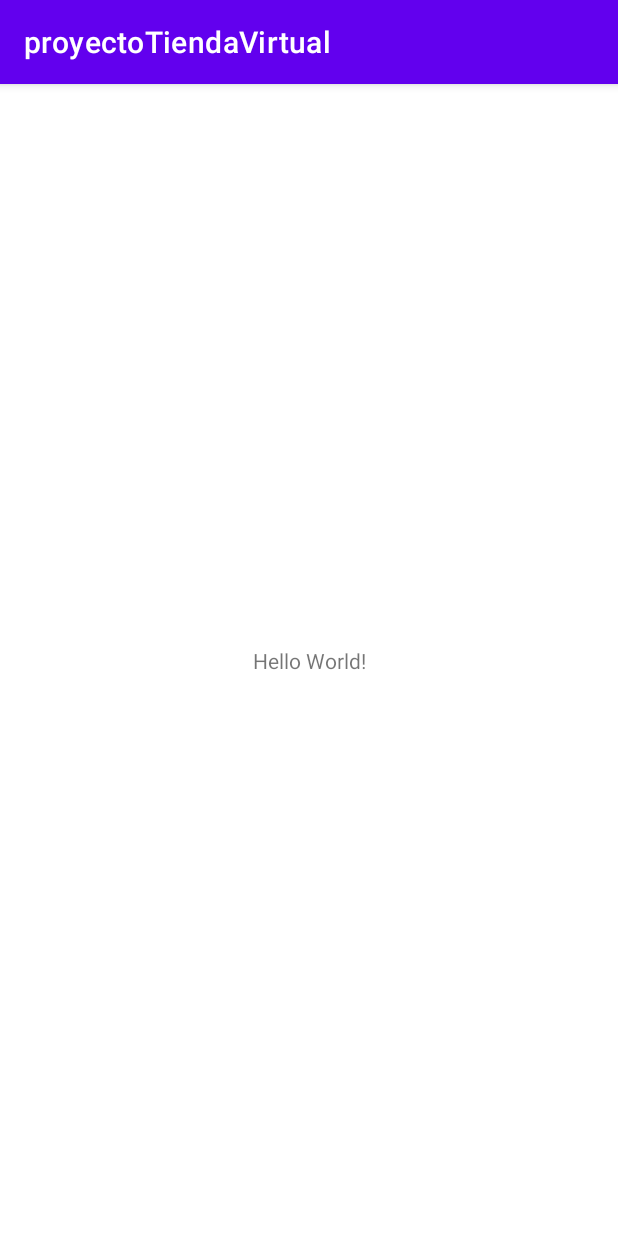
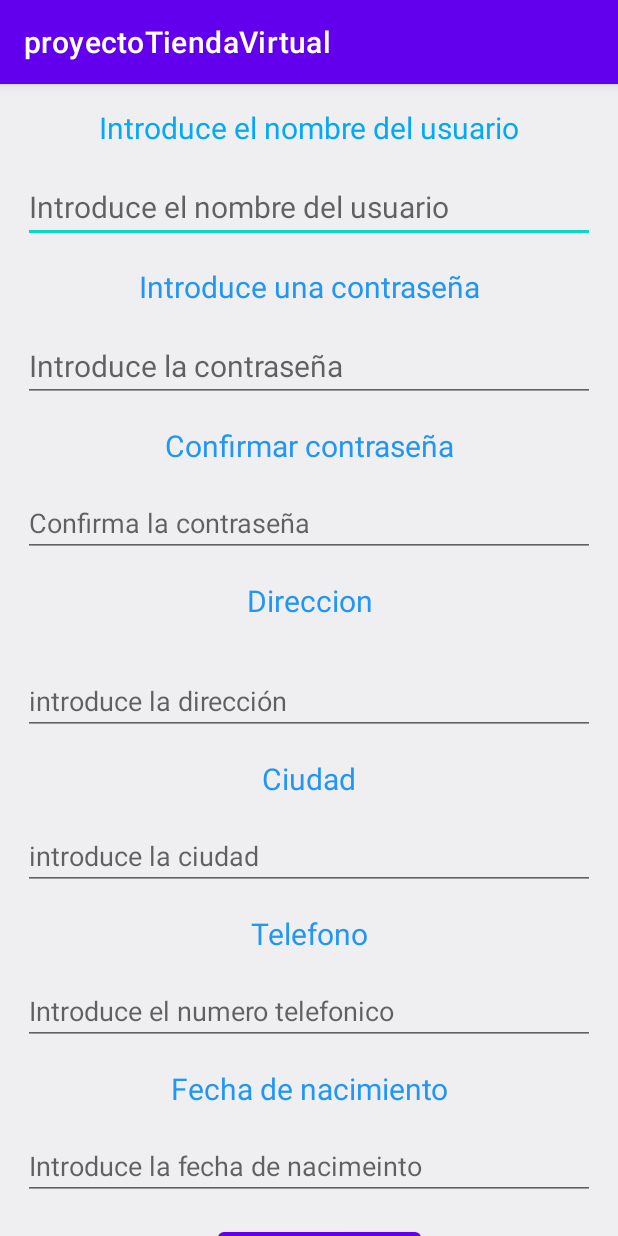
Before and after one commit to juanca172/proyectoAndroidStudio, an Android app: the screen it shows after launch (MainActivity before the commit, VistaRegistroDeUsuarioView after it), on a phone screen of 412 x 824 dp. Run offline under Robolectric (Android 15) with nearby library versions, the phone set to English and light mode, and no system bars.

Commit message:
Se agrego el formulario de registro

```diff
--- a/app/src/main/AndroidManifest.xml
+++ b/app/src/main/AndroidManifest.xml
@@ -9,13 +9,16 @@
         android:roundIcon="@mipmap/ic_launcher_round"
         android:supportsRtl="true"
         android:theme="@style/Theme.ProyectoTiendaVirtual">
-        <activity android:name=".MainActivity">
+        <activity android:name=".views.VistaRegistroDeUsuarioView">
             <intent-filter>
                 <action android:name="android.intent.action.MAIN" />
 
                 <category android:name="android.intent.category.LAUNCHER" />
             </intent-filter>
         </activity>
+        <activity android:name=".views.MainActivity">
+
+        </activity>
     </application>
 
 </manifest>
--- a/app/src/main/java/com/example/proyectotiendavirtual/MainActivity.java
+++ b/app/src/main/java/com/example/proyectotiendavirtual/views/MainActivity.java
@@ -1,8 +1,10 @@
-package com.example.proyectotiendavirtual;
+package com.example.proyectotiendavirtual.views;
 
 import androidx.appcompat.app.AppCompatActivity;
 
 import android.os.Bundle;
+
+import com.example.proyectotiendavirtual.R;
 
 public class MainActivity extends AppCompatActivity {
 
--- /dev/null
+++ b/app/src/main/java/com/example/proyectotiendavirtual/views/VistaRegistroDeUsuarioView.java
@@ -0,0 +1,20 @@
+package com.example.proyectotiendavirtual.views;
+
+import androidx.appcompat.app.AppCompatActivity;
+
+import android.content.Intent;
+import android.os.Bundle;
+import android.os.Handler;
+import android.view.View;
+
+import com.example.proyectotiendavirtual.R;
+
+public class VistaRegistroDeUsuarioView extends AppCompatActivity {
+
+    @Override
+    protected void onCreate(Bundle savedInstanceState) {
+        super.onCreate(savedInstanceState);
+        setContentView(R.layout.activity_vista_registro_de_usuario_view);
+    }
+
+}
--- a/app/src/main/res/layout/activity_main.xml
+++ b/app/src/main/res/layout/activity_main.xml
@@ -4,7 +4,7 @@
     xmlns:tools="http://schemas.android.com/tools"
     android:layout_width="match_parent"
     android:layout_height="match_parent"
-    tools:context=".MainActivity">
+    tools:context=".views.MainActivity">
 
     <TextView
         android:layout_width="wrap_content"
--- /dev/null
+++ b/app/src/main/res/layout/activity_vista_registro_de_usuario_view.xml
@@ -0,0 +1,215 @@
+<?xml version="1.0" encoding="utf-8"?>
+<ScrollView xmlns:android="http://schemas.android.com/apk/res/android"
+    xmlns:app="http://schemas.android.com/apk/res-auto"
+    xmlns:tools="http://schemas.android.com/tools"
+    android:layout_width="match_parent"
+    android:layout_height="match_parent"
+    android:background="#EFEFF1"
+    android:orientation="vertical"
+    android:scrollbars="horizontal"
+    tools:context=".views.VistaRegistroDeUsuarioView">
+    <LinearLayout
+        android:layout_width="match_parent"
+        android:layout_height="wrap_content"
+        android:orientation="vertical">
+
+        <TextView
+            android:id="@+id/textView2"
+            android:layout_width="match_parent"
+            android:layout_height="wrap_content"
+            android:layout_margin="15dp"
+            android:gravity="center"
+            android:text="@string/txvIntroduceElNombre"
+            android:textColor="#03A9F4"
+            android:textSize="20sp" />
+
+        <EditText
+            android:id="@+id/editTextTextPersonName"
+            android:layout_width="match_parent"
+            android:layout_height="wrap_content"
+            android:layout_marginStart="15dp"
+            android:layout_marginLeft="15dp"
+            android:layout_marginEnd="15dp"
+            android:layout_marginRight="15dp"
+            android:layout_marginBottom="15dp"
+            android:ems="10"
+            android:hint="@string/txeIntroducirNombre"
+            android:inputType="textPersonName"
+            android:textSize="20sp" />
+
+        <TextView
+            android:id="@+id/textView3"
+            android:layout_width="match_parent"
+            android:layout_height="wrap_content"
+            android:layout_marginStart="15dp"
+            android:layout_marginLeft="15dp"
+            android:layout_marginEnd="15dp"
+            android:layout_marginRight="15dp"
+            android:layout_marginBottom="15dp"
+            android:gravity="center"
+            android:text="@string/txvIntroduceLaContraseña"
+            android:textColor="#2196F3"
+            android:textSize="20sp" />
+
+        <EditText
+            android:id="@+id/editTextTextMultiLine"
+            android:layout_width="match_parent"
+            android:layout_height="wrap_content"
+            android:layout_marginStart="15dp"
+            android:layout_marginLeft="15dp"
+            android:layout_marginEnd="15dp"
+            android:layout_marginRight="15dp"
+            android:layout_marginBottom="15dp"
+            android:ems="10"
+            android:gravity="start|top"
+            android:hint="@string/txeIntroducirContraseña"
+            android:inputType="textMultiLine"
+            android:textSize="20sp" />
+
+        <TextView
+            android:id="@+id/textView4"
+            android:layout_width="match_parent"
+            android:layout_height="wrap_content"
+            android:layout_marginStart="15dp"
+            android:layout_marginLeft="15dp"
+            android:layout_marginEnd="15dp"
+            android:layout_marginRight="15dp"
+            android:layout_marginBottom="15dp"
+            android:gravity="center"
+            android:text="@string/txvConfirmarContraseña"
+            android:textColor="#2196F3"
+            android:textSize="20sp" />
+
+        <EditText
+            android:id="@+id/editTextTextPersonName2"
+            android:layout_width="match_parent"
+            android:layout_height="wrap_content"
+            android:layout_marginStart="15dp"
+            android:layout_marginLeft="15dp"
+            android:layout_marginEnd="15dp"
+            android:layout_marginRight="15dp"
+            android:layout_marginBottom="15dp"
+            android:ems="10"
+            android:hint="@string/txeConfirmaContraseña"
+            android:inputType="textPersonName" />
+
+        <TextView
+            android:id="@+id/textView5"
+            android:layout_width="match_parent"
+            android:layout_height="wrap_content"
+            android:layout_marginStart="15dp"
+            android:layout_marginLeft="15dp"
+            android:layout_marginEnd="15dp"
+            android:layout_marginRight="15dp"
+            android:layout_marginBottom="15dp"
+            android:gravity="center"
+            android:text="@string/txvDireccion"
+            android:textColor="#2196F3"
+            android:textSize="20sp" />
+
+        <EditText
+            android:id="@+id/editTextTextPersonName3"
+            android:layout_width="match_parent"
+            android:layout_height="wrap_content"
+            android:layout_margin="15dp"
+            android:layout_marginTop="15dp"
+            android:layout_marginEnd="15dp"
+            android:layout_marginRight="15dp"
+            android:layout_marginBottom="15dp"
+            android:ems="10"
+            android:hint="@string/txeColocarDireccion"
+            android:inputType="textPersonName" />
+
+        <TextView
+            android:id="@+id/textView6"
+            android:layout_width="match_parent"
+            android:layout_height="wrap_content"
+            android:layout_marginStart="15dp"
+            android:layout_marginLeft="15dp"
+            android:layout_marginEnd="15dp"
+            android:layout_marginRight="15dp"
+            android:layout_marginBottom="15dp"
+            android:gravity="center"
+            android:text="@string/txvCiudad"
+            android:textColor="#2196F3"
+            android:textSize="20sp" />
+
+        <EditText
+            android:id="@+id/editTextTextPersonName4"
+            android:layout_width="match_parent"
+            android:layout_height="wrap_content"
+            android:layout_marginStart="15dp"
+            android:layout_marginLeft="15dp"
+            android:layout_marginEnd="15dp"
+            android:layout_marginRight="15dp"
+            android:layout_marginBottom="15dp"
+            android:ems="10"
+            android:hint="@string/txeIntroduceLaCiudad"
+            android:inputType="textPersonName" />
+
+        <TextView
+            android:id="@+id/textView7"
+            android:layout_width="match_parent"
+            android:layout_height="wrap_content"
+            android:layout_marginStart="15dp"
+            android:layout_marginLeft="15dp"
+            android:layout_marginEnd="15dp"
+            android:layout_marginRight="15dp"
+            android:layout_marginBottom="15dp"
+            android:gravity="center"
+            android:text="@string/txvTelefono"
+            android:textColor="#2196F3"
+            android:textSize="20sp" />
+
+        <EditText
+            android:id="@+id/editTextNumber"
+            android:layout_width="match_parent"
+            android:layout_height="wrap_content"
+            android:layout_marginStart="15dp"
+            android:layout_marginLeft="15dp"
+            android:layout_marginEnd="15dp"
+            android:layout_marginRight="15dp"
+            android:layout_marginBottom="15dp"
+            android:ems="10"
+            android:hint="@string/txeIntroduceElTelefono"
+            android:inputType="number" />
+
+        <TextView
+            android:id="@+id/textView"
+            android:layout_width="match_parent"
+            android:layout_height="wrap_content"
+            android:layout_marginStart="15dp"
+            android:layout_marginLeft="15dp"
+            android:layout_marginEnd="15dp"
+            android:layout_marginRight="15dp"
+            android:layout_marginBottom="15dp"
+            android:gravity="center"
+            android:text="@string/txvFechaNacimiento"
+            android:textColor="#2196F3"
+            android:textSize="20sp" />
+
+        <EditText
+            android:id="@+id/editTextDate"
+            android:layout_width="match_parent"
+            android:layout_height="wrap_content"
+            android:layout_marginStart="15dp"
+            android:layout_marginLeft="15dp"
+            android:layout_marginEnd="15dp"
+            android:layout_marginRight="15dp"
+            android:layout_marginBottom="15dp"
+            android:ems="10"
+            android:hint="@string/txeIntroduceFechaNacimiento"
+            android:inputType="date" />
+
+        <Button
+            android:id="@+id/button"
+            android:layout_width="wrap_content"
+            android:layout_height="wrap_content"
+            android:layout_marginStart="145dp"
+            android:layout_marginLeft="145dp"
+            android:text="@string/btnRegister" />
+
+    </LinearLayout>
+
+
+</ScrollView>
--- a/app/src/main/res/values/strings.xml
+++ b/app/src/main/res/values/strings.xml
@@ -1,3 +1,18 @@
 <resources>
     <string name="app_name">proyectoTiendaVirtual</string>
+    <string name="txvIntroduceElNombre">Introduce el nombre del usuario</string>
+    <string name="txeIntroducirNombre">Introduce el nombre del usuario</string>
+    <string name="txvIntroduceLaContraseña">Introduce una contraseña</string>
+    <string name="txeIntroducirContraseña">Introduce la contraseña</string>
+    <string name="txvConfirmarContraseña">Confirmar contraseña</string>
+    <string name="txeConfirmaContraseña">Confirma la contraseña</string>
+    <string name="txvDireccion">Direccion</string>
+    <string name="txeColocarDireccion">introduce la dirección</string>
+    <string name="txvCiudad">Ciudad</string>
+    <string name="txeIntroduceLaCiudad">introduce la ciudad</string>
+    <string name="txvTelefono">Telefono</string>
+    <string name="txeIntroduceElTelefono">Introduce el numero telefonico</string>
+    <string name="txvFechaNacimiento">Fecha de nacimiento</string>
+    <string name="txeIntroduceFechaNacimiento">Introduce la fecha de nacimeinto</string>
+    <string name="btnRegister">Registrarse</string>
 </resources>
```
